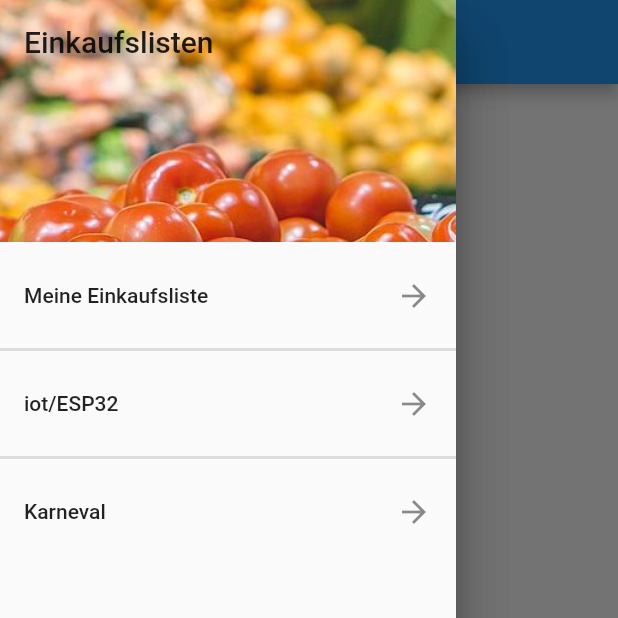
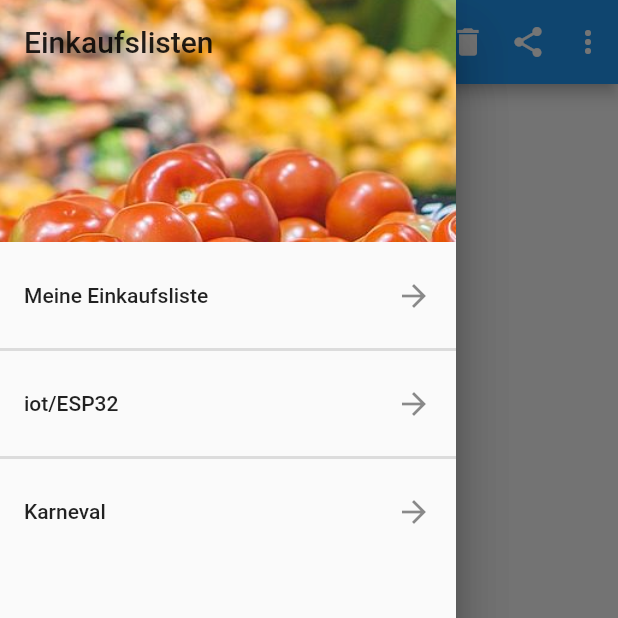
Before and after one commit to drmilde/einkaufsliste, a Flutter app: the screen it shows after launch, with the side drawer open, on a phone screen of 412 x 824 dp, the top half of it. Run offline on Flutter 3.47's test engine with Material 2 defaults, Android fonts, the phone set to English and light mode, and no system bars; our stand-ins replace sqflite; accounts and stored records are empty.

Commit message:
icons eingefügt

```diff
--- a/lib/model/Database.dart
+++ b/lib/model/Database.dart
@@ -87,8 +87,6 @@ class DBProvider {
   Future<List<Eintrag>> getAlleEintraegeListe(String listenName) async {
     final db = await database;
 
-    print (listenName);
-
     // var res = await db.rawQuery("SELECT * FROM Client WHERE blocked=1");
     var res = await db.query("Eintrag", where: "listen_name = ? ", whereArgs: [listenName]);
 
--- a/lib/screens/main_screen.dart
+++ b/lib/screens/main_screen.dart
@@ -58,6 +58,20 @@ class _MainScreenState extends State<MainScreen> {
     return Scaffold(
       appBar: AppBar(
         title: Text(widget.listeName),
+        actions: <Widget>[
+          Padding(
+            padding: const EdgeInsets.all(8.0),
+            child: Icon(Icons.delete),
+          ),
+          Padding(
+            padding: const EdgeInsets.all(8.0),
+            child: Icon(Icons.share),
+          ),
+          Padding(
+            padding: const EdgeInsets.all(8.0),
+            child: Icon(Icons.more_vert),
+          )
+        ],
       ),
       floatingActionButton: FloatingActionButton(
         child: Icon(Icons.add),
```
